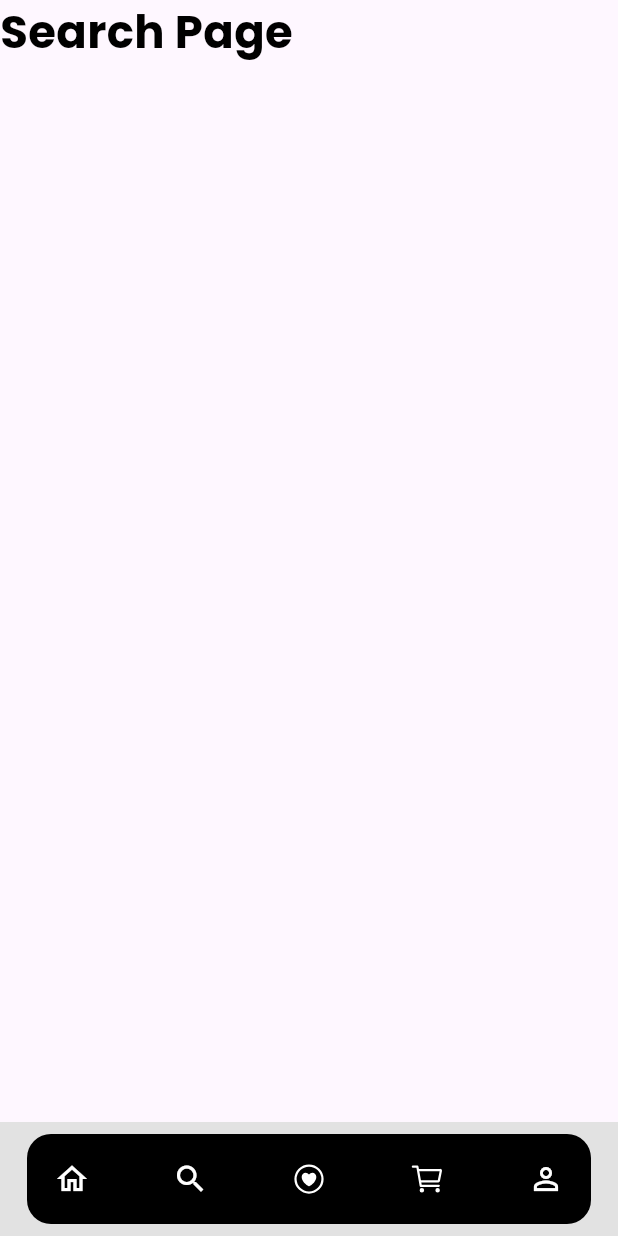
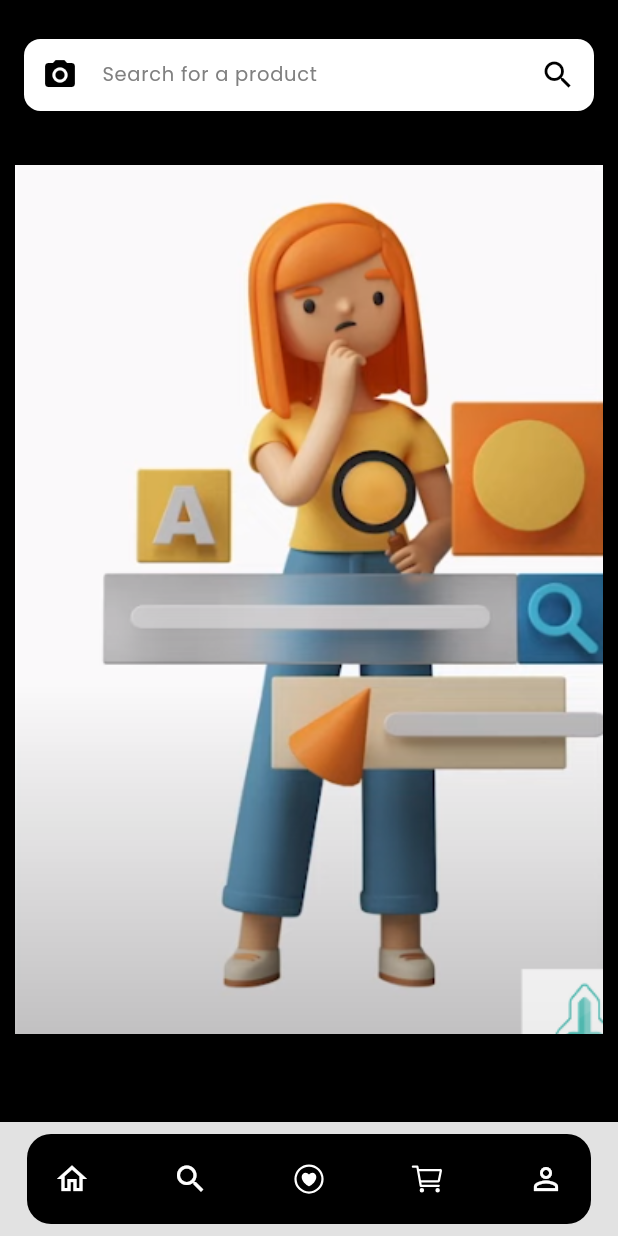
Before and after one commit to Ramgopaljakhar/online-shoping, a Flutter app: the screen it shows after launch, item 2 of the bottom bar chosen, on a phone screen of 412 x 824 dp. Run offline on Flutter 3.47's test engine with Material 3 defaults, Android fonts, the phone set to English and light mode, and no system bars; our stand-ins replace flutter_rating_bar, flutter_screenutil, flutter_slidable, font_awesome_flutter, google_fonts, hive_flutter and 1 more; accounts and stored records are empty; network calls fail.

Commit message:
(add) search page,helper file,create custom fild,add package export dart file

```diff
--- /dev/null
+++ b/lib/views/shared/custom_fild.dart
@@ -0,0 +1,41 @@
+// ignore_for_file: public_member_api_docs, sort_constructors_first
+import 'package:online_shop/views/shared/export.dart';
+import 'package:online_shop/views/shared/export_package.dart';
+
+Widget customField({
+  Key? key,
+  required TextEditingController controller,
+  required String hintText,
+  TextInputType? keyboard,
+  String? Function(String?)? validator,
+  Widget? suffixIcon,
+  Widget? prefixIcon,
+  void Function()? onEditingComplete,
+  bool? obscureText,
+}) {
+  return Container(
+    decoration: const BoxDecoration(
+      color: white,
+      borderRadius: BorderRadius.all(Radius.circular(11)),
+    ),
+    child: TextField(
+      key: key,
+      controller: controller,
+      keyboardType: keyboard,
+      obscureText: obscureText ?? false,
+      onEditingComplete: onEditingComplete,
+      decoration: InputDecoration(
+        border: InputBorder.none,
+        hintText: hintText,
+        suffixIcon: suffixIcon,
+        prefixIcon: prefixIcon,
+        hintStyle: appstyle(
+          13,
+          gray,
+          FontWeight.w400,
+        ),
+        contentPadding: const EdgeInsets.only(top: 11),
+      ),
+    ),
+  );
+}
--- a/lib/views/ui/searchpage.dart
+++ b/lib/views/ui/searchpage.dart
@@ -9,10 +9,51 @@ class SearchPage extends StatefulWidget {
 }
 
 class _SearchPageState extends State<SearchPage> {
+  TextEditingController search = TextEditingController();
+
   @override
   Widget build(BuildContext context) {
-    return   Scaffold(
-      body:Text('Search Page', style: appstyle(30, black, FontWeight.bold),),
-    );
+    return Scaffold(
+        backgroundColor: black,
+        appBar: PreferredSize(
+          preferredSize: Size.fromHeight(100.h),
+          child: Center(
+            child: AppBar(
+              toolbarHeight: 100.h,
+              automaticallyImplyLeading: false,
+              backgroundColor: Colors.black,
+              elevation: 0,
+              title: customField(
+                hintText: 'Search for a product',
+                controller: search,
+                onEditingComplete: () {
+                  setState(() {});
+                },
+                prefixIcon: GestureDetector(
+                  onTap: () {},
+                  child: const Icon(Icons.camera_alt, color: Colors.black),
+                ),
+                suffixIcon: GestureDetector(
+                  onTap: () {
+                    setState(() {});
+                  },
+                  child: const Icon(Icons.search, color: Colors.black),
+                ),
+              ),
+            ),
+          ),
+        ),
+        body: search.text.isEmpty
+            ? Container(
+                height: 600.h,
+                width: MediaQuery.of(context).size.width,
+                padding: EdgeInsets.all(10.h),
+                // margin: EdgeInsets.only(right: 5.w),
+                child: Image.asset(
+                  'assets/images/pose23.png',
+                  fit: BoxFit.cover,
+                ),
+              )
+            : Container());
   }
 }
```
Also changed, not shown: lib/services/helper.dart (+40 -15 lines), lib/views/shared/export.dart (+12 -11 lines), assets/images/pose23.png (added).
